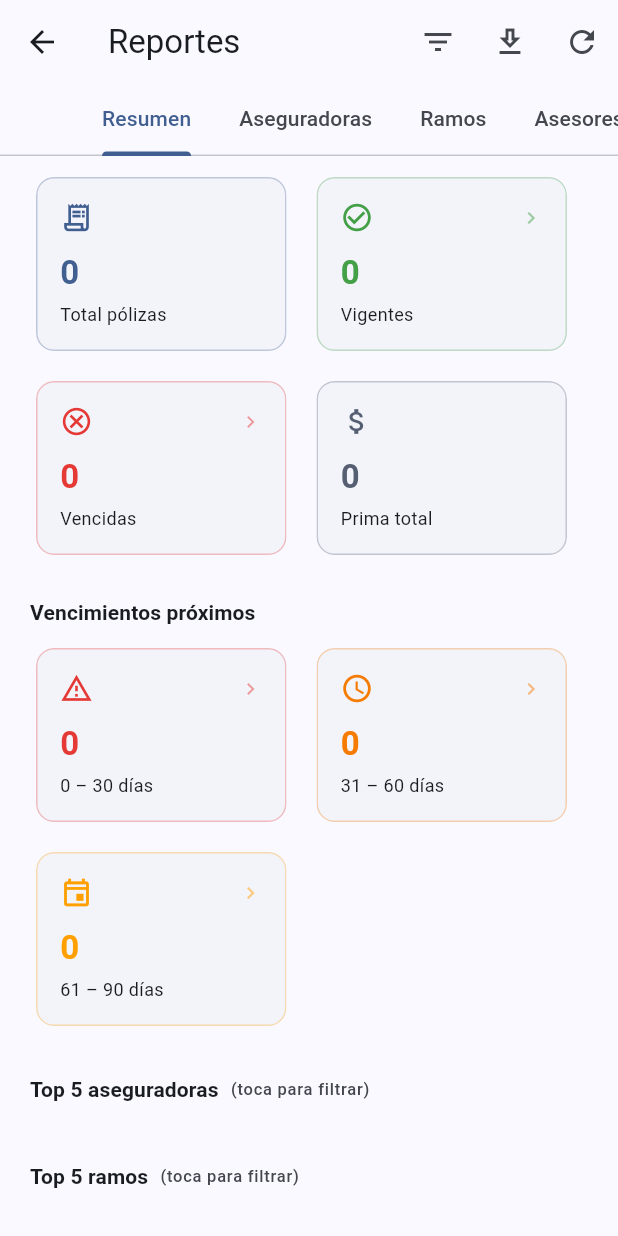
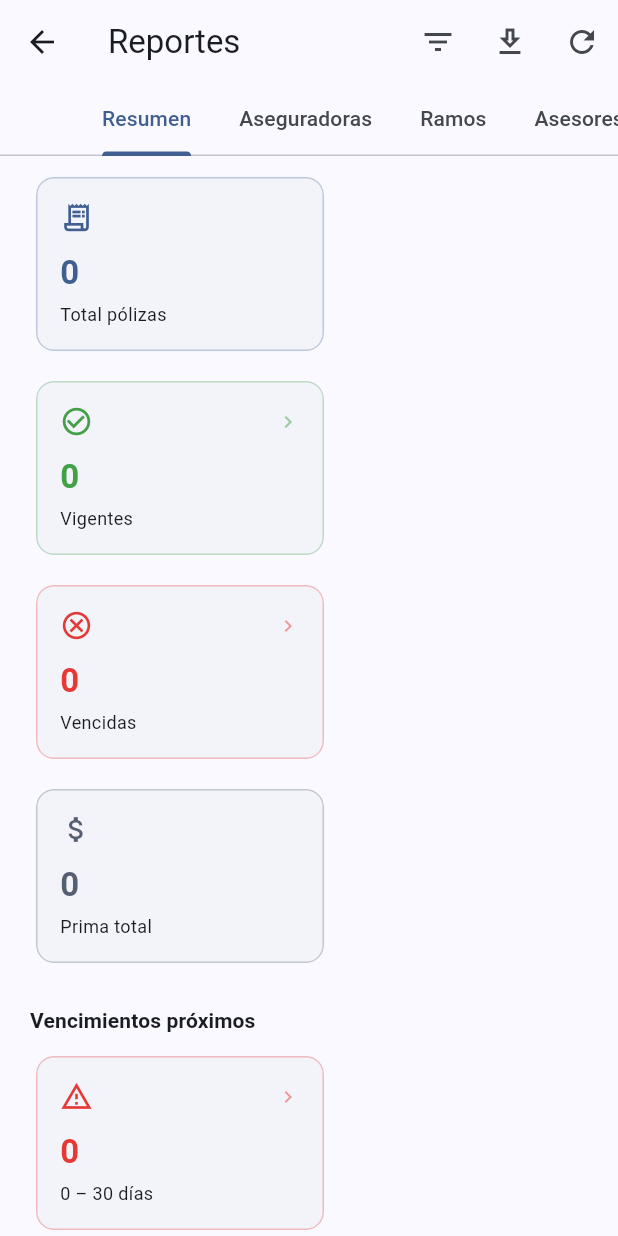
Before and after one commit to javierrueda7/rsas, a Flutter app: the PaginaReportes screen opened directly, scrolled down 74 dp, on a phone screen of 412 x 824 dp. Run offline on Flutter 3.47's test engine with Material 3 defaults, Android fonts, the phone set to English and light mode, and no system bars; our stand-ins replace flutter_dotenv, supabase_flutter; missing offline and left inert: excel, file_saver; accounts and stored records are empty.

Commit message:
Octavo commit proyecto rsas

```diff
--- a/lib/ui/pagina_polizas.dart
+++ b/lib/ui/pagina_polizas.dart
@@ -422,7 +422,7 @@ class _PaginaPolizasState extends State<PaginaPolizas> {
   static const _wRamo = 140.0;
   static const _wAsesor = 130.0;
   static const _wFecha = 90.0;
-  static const _wPrima = 100.0;
+  static const _wPrima = 140.0;
   static const _wValor = 150.0;
   static const _wFCreado = 130.0;
   static const _wUsuario = 120.0;
--- a/lib/ui/pagina_reportes.dart
+++ b/lib/ui/pagina_reportes.dart
@@ -1043,7 +1043,7 @@ class _PaginaReportesState extends State<PaginaReportes>
       {VoidCallback? onTap}) {
     final isClickable = onTap != null;
     return SizedBox(
-      width: 175,
+      width: 200,
       child: Card(
         elevation: 0,
         shape: RoundedRectangleBorder(
@@ -1065,9 +1065,13 @@ class _PaginaReportesState extends State<PaginaReportes>
                 ],
               ]),
               const SizedBox(height: 10),
-              Text(valor,
-                  style: TextStyle(
-                      fontSize: 22, fontWeight: FontWeight.bold, color: color)),
+              FittedBox(
+                fit: BoxFit.scaleDown,
+                alignment: Alignment.centerLeft,
+                child: Text(valor,
+                    style: TextStyle(
+                        fontSize: 22, fontWeight: FontWeight.bold, color: color)),
+              ),
               const SizedBox(height: 4),
               Text(titulo,
                   style: const TextStyle(fontSize: 12)),
@@ -1177,7 +1181,7 @@ class _PaginaReportesState extends State<PaginaReportes>
               ),
             ]),
           ),
-          SizedBox(width: 130,
+          SizedBox(width: 175,
               child: Text('Prima total',
                   textAlign: TextAlign.right,
                   style: const TextStyle(fontWeight: FontWeight.w600, fontSize: 12))),
@@ -1273,7 +1277,7 @@ class _PaginaReportesState extends State<PaginaReportes>
                     ])),
                   ),
                   SizedBox(
-                    width: 130,
+                    width: 175,
                     child: Text(_nf.format(g.prima),
                         textAlign: TextAlign.right,
                         style: const TextStyle(fontSize: 12)),
```
